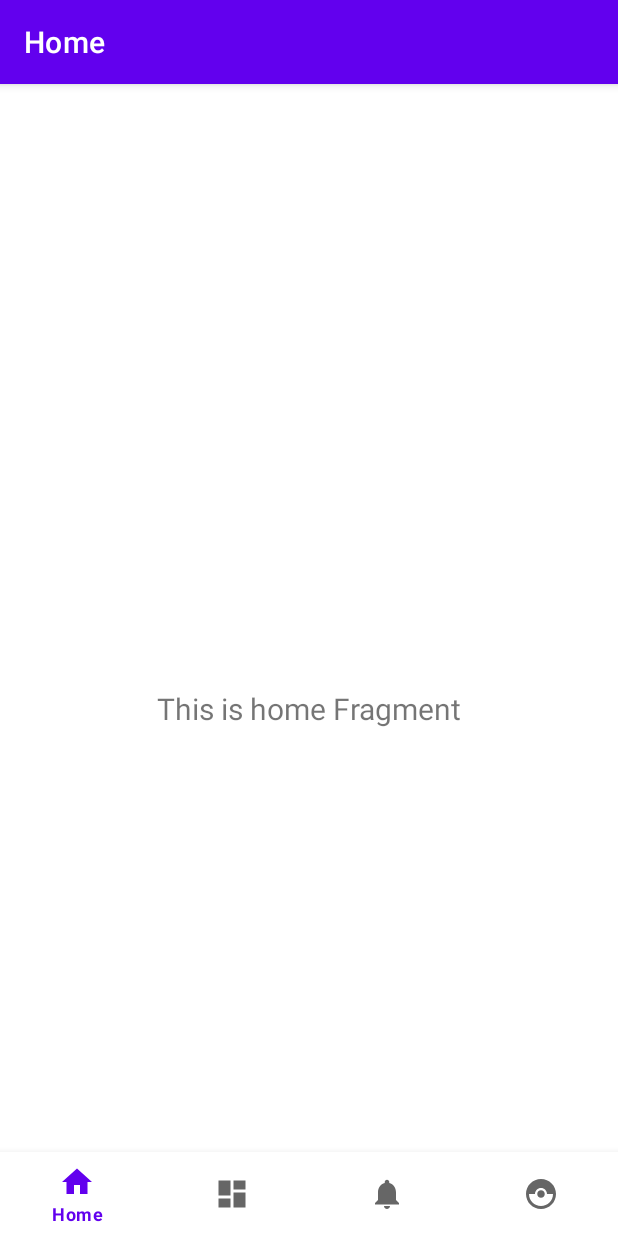
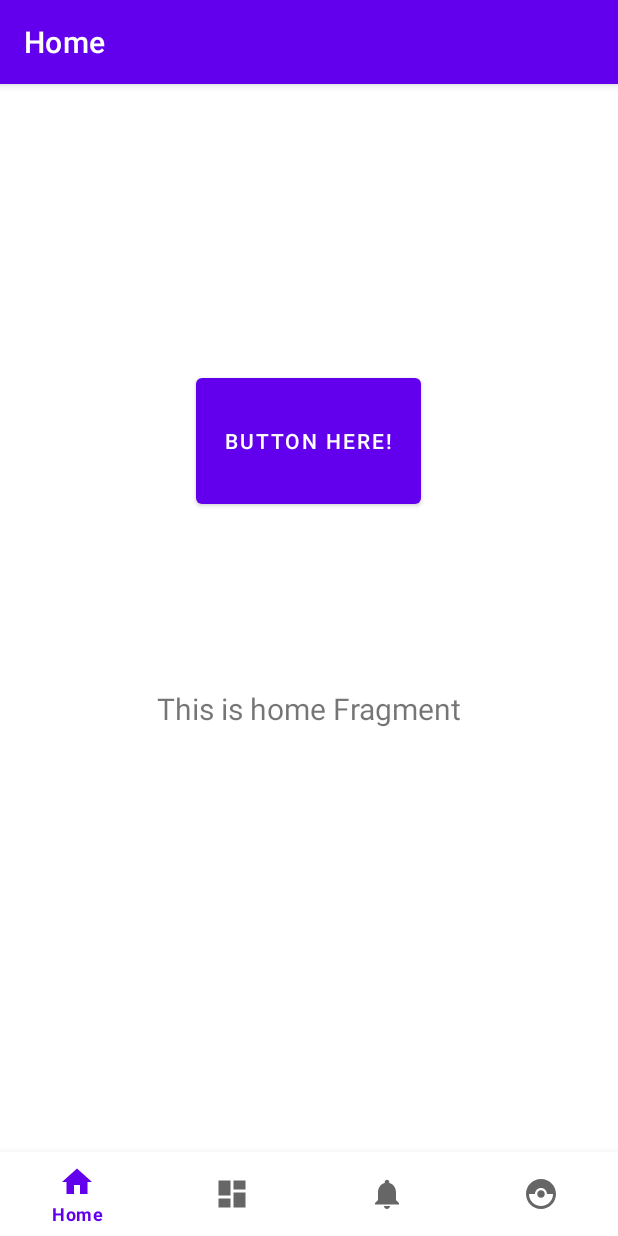
Before and after one commit to on99-mielma/ValuelessAndroidRepo, an Android app: the screen it shows after launch (MainActivity), on a phone screen of 412 x 824 dp. Run offline under Robolectric (Android 15) with nearby library versions, the phone set to English and light mode, and no system bars; our stand-ins replace navigation-ui.

Commit message:
无小修但小补

```diff
--- a/mum6thapp/src/main/java/com/on99/mum6thapp/MainActivity.kt
+++ b/mum6thapp/src/main/java/com/on99/mum6thapp/MainActivity.kt
@@ -16,6 +16,17 @@ import com.on99.mum6thapp.databinding.ActivityMainBinding
 class MainActivity : AppCompatActivity() {
 
     private lateinit var binding: ActivityMainBinding
+    /*
+    例如，假设某个布局文件的名称为 result_profile.xml：
+    所生成的绑定类的名称就为 ResultProfileBinding。
+
+    so
+    我们生成了名叫activity_main.xml的文件
+    那么生成的绑定类的名称就是ActivityMainBinding
+
+    and
+    !!下划线命名
+     */
 
     override fun onCreate(savedInstanceState: Bundle?) {
         super.onCreate(savedInstanceState)
@@ -38,7 +49,7 @@ class MainActivity : AppCompatActivity() {
             setOf(
                 R.id.navigation_home, R.id.navigation_dashboard, R.id.navigation_notifications,R.id.navigation_on99
             )
-        )
+        )//menu.bottom_nav_menu
         setupActionBarWithNavController(navController, appBarConfiguration)
         navView.setupWithNavController(navController)
     }
--- a/mum6thapp/src/main/java/com/on99/mum6thapp/ui/home/HomeFragment.kt
+++ b/mum6thapp/src/main/java/com/on99/mum6thapp/ui/home/HomeFragment.kt
@@ -4,10 +4,14 @@ import android.os.Bundle
 import android.view.LayoutInflater
 import android.view.View
 import android.view.ViewGroup
+import android.widget.Button
 import android.widget.TextView
 import androidx.fragment.app.Fragment
 import androidx.lifecycle.ViewModelProvider
+import androidx.navigation.fragment.findNavController
+import com.on99.mum6thapp.R
 import com.on99.mum6thapp.databinding.FragmentHomeBinding
+import com.on99.mum6thapp.ui.notifications.NotificationsFragment
 
 class HomeFragment : Fragment() {
 
@@ -32,6 +36,16 @@ class HomeFragment : Fragment() {
         homeViewModel.text.observe(viewLifecycleOwner) {
             textView.text = it
         }
+
+        val button0:Button = binding.button0
+        button0.setOnClickListener {
+//            activity?.supportFragmentManager?.beginTransaction()
+//                ?.replace(R.id.fragment_home_set_layout,NotificationsFragment(),null)
+//                ?.commit()
+            findNavController().navigate(R.id.navigation_notifications)
+        }
+
+
         return root
     }
 
--- a/mum6thapp/src/main/res/layout/fragment_home.xml
+++ b/mum6thapp/src/main/res/layout/fragment_home.xml
@@ -19,4 +19,16 @@
         app:layout_constraintEnd_toEndOf="parent"
         app:layout_constraintStart_toStartOf="parent"
         app:layout_constraintTop_toTopOf="parent" />
+
+    <Button
+        android:id="@+id/button0"
+        android:layout_width="150dp"
+        android:layout_height="96dp"
+        android:text="@string/ButtonInit"
+        app:layout_constraintBottom_toBottomOf="parent"
+        app:layout_constraintEnd_toEndOf="parent"
+        app:layout_constraintHorizontal_bias="0.498"
+        app:layout_constraintStart_toStartOf="parent"
+        app:layout_constraintTop_toTopOf="parent"
+        app:layout_constraintVertical_bias="0.218" />
 </androidx.constraintlayout.widget.ConstraintLayout>
--- a/mum6thapp/src/main/res/values/strings.xml
+++ b/mum6thapp/src/main/res/values/strings.xml
@@ -6,4 +6,5 @@
     <string name="title_on99">on99</string>
     <string name="SwitchInit">Switch here!</string>
     <string name="TextViewInit">TextView here!</string>
+    <string name="ButtonInit">Button here!</string>
 </resources>
```
